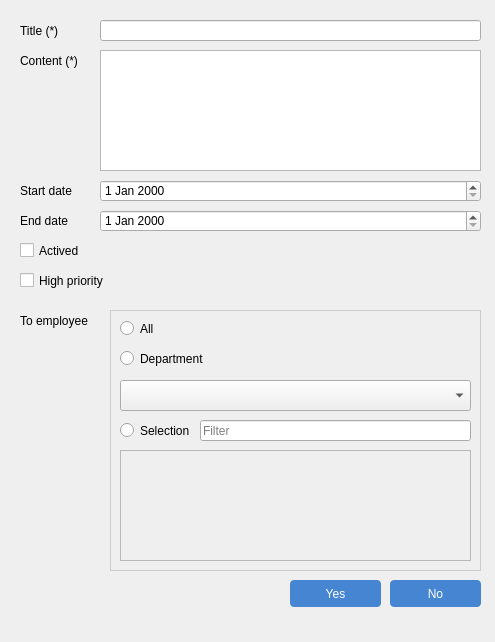
The window that ManageEmployee/DialogFormBulletin.ui (PeZoi/Manage_Employee_App) describes before a commit, drawn with Qt 5.
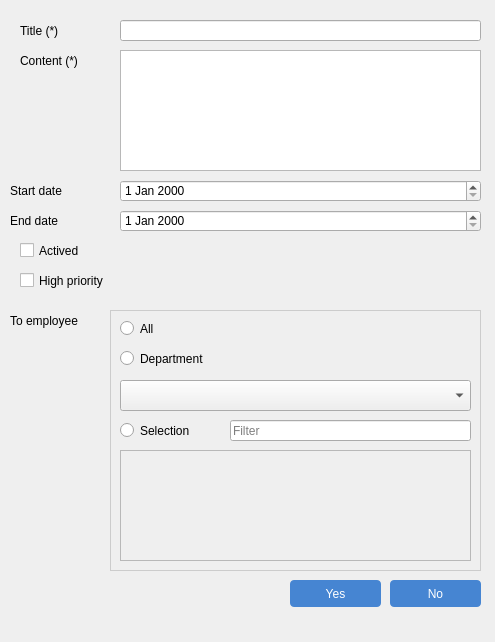
The same window after the commit. Icons and pictures are not drawn.

```diff
--- a/ManageEmployee/DialogFormBulletin.ui
+++ b/ManageEmployee/DialogFormBulletin.ui
@@ -18,7 +18,7 @@
     <rect>
      <x>20</x>
      <y>20</y>
-     <width>61</width>
+     <width>91</width>
      <height>21</height>
     </rect>
    </property>
@@ -34,9 +34,9 @@
   <widget class="QLineEdit" name="title">
    <property name="geometry">
     <rect>
-     <x>100</x>
+     <x>120</x>
      <y>20</y>
-     <width>381</width>
+     <width>361</width>
      <height>21</height>
     </rect>
    </property>
@@ -46,7 +46,7 @@
     <rect>
      <x>20</x>
      <y>50</y>
-     <width>71</width>
+     <width>91</width>
      <height>21</height>
     </rect>
    </property>
@@ -62,9 +62,9 @@
   <widget class="QPlainTextEdit" name="content">
    <property name="geometry">
     <rect>
-     <x>100</x>
+     <x>120</x>
      <y>50</y>
-     <width>381</width>
+     <width>361</width>
      <height>121</height>
     </rect>
    </property>
@@ -72,9 +72,9 @@
   <widget class="QDateEdit" name="start_date">
    <property name="geometry">
     <rect>
-     <x>100</x>
+     <x>120</x>
      <y>180</y>
-     <width>381</width>
+     <width>361</width>
      <height>22</height>
     </rect>
    </property>
@@ -82,9 +82,9 @@
   <widget class="QDateEdit" name="end_date">
    <property name="geometry">
     <rect>
-     <x>100</x>
+     <x>120</x>
      <y>210</y>
-     <width>381</width>
+     <width>361</width>
      <height>22</height>
     </rect>
    </property>
@@ -92,9 +92,9 @@
   <widget class="QLabel" name="label_3">
    <property name="geometry">
     <rect>
-     <x>20</x>
+     <x>10</x>
      <y>180</y>
-     <width>71</width>
+     <width>101</width>
      <height>21</height>
     </rect>
    </property>
@@ -110,9 +110,9 @@
   <widget class="QLabel" name="label_4">
    <property name="geometry">
     <rect>
-     <x>20</x>
+     <x>10</x>
      <y>210</y>
-     <width>71</width>
+     <width>101</width>
      <height>21</height>
     </rect>
    </property>
@@ -130,7 +130,7 @@
     <rect>
      <x>20</x>
      <y>240</y>
-     <width>71</width>
+     <width>101</width>
      <height>21</height>
     </rect>
    </property>
@@ -148,7 +148,7 @@
     <rect>
      <x>20</x>
      <y>270</y>
-     <width>91</width>
+     <width>131</width>
      <height>21</height>
     </rect>
    </property>
@@ -164,9 +164,9 @@
   <widget class="QLabel" name="label_5">
    <property name="geometry">
     <rect>
-     <x>20</x>
+     <x>10</x>
      <y>310</y>
-     <width>71</width>
+     <width>101</width>
      <height>21</height>
     </rect>
    </property>
@@ -232,7 +232,7 @@
      <rect>
       <x>10</x>
       <y>110</y>
-      <width>82</width>
+      <width>101</width>
       <height>21</height>
      </rect>
     </property>
@@ -248,9 +248,9 @@
    <widget class="QLineEdit" name="filter_employee">
     <property name="geometry">
      <rect>
-      <x>90</x>
+      <x>120</x>
       <y>110</y>
-      <width>271</width>
+      <width>241</width>
       <height>21</height>
      </rect>
     </property>
```
